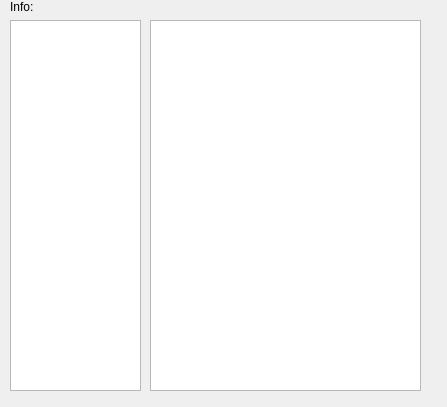
Above: ui/more_info.ui from LabNeuroCogDevel/LNCDschedule before the change. Below: the same form after it.
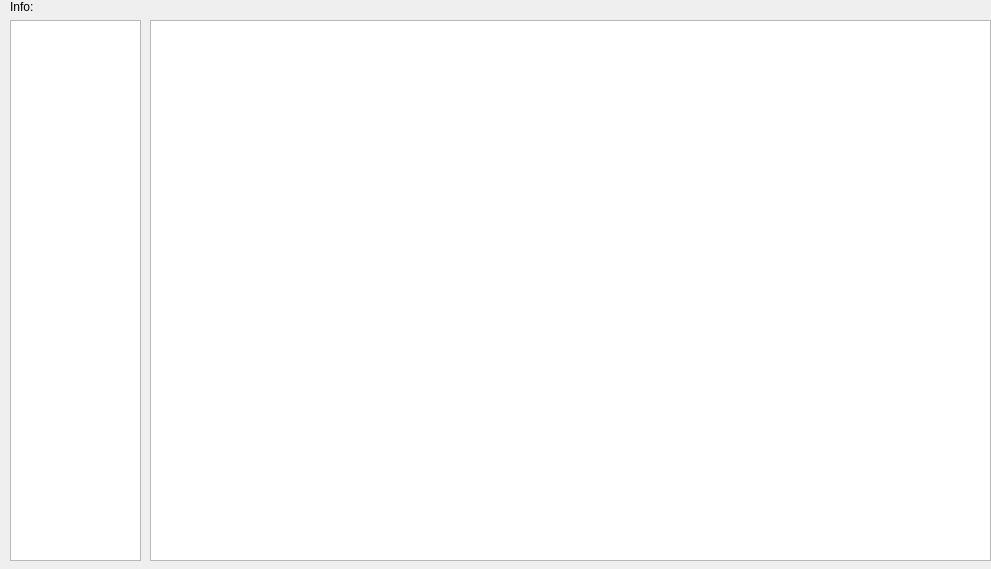
That is the form after the change.

Diff of the .ui file:
```diff
--- a/ui/more_info.ui
+++ b/ui/more_info.ui
@@ -6,8 +6,8 @@
    <rect>
     <x>0</x>
     <y>0</y>
-    <width>447</width>
-    <height>407</height>
+    <width>991</width>
+    <height>569</height>
    </rect>
   </property>
   <property name="windowTitle">
@@ -32,7 +32,7 @@
      <x>10</x>
      <y>20</y>
      <width>131</width>
-     <height>371</height>
+     <height>541</height>
     </rect>
    </property>
   </widget>
@@ -41,8 +41,8 @@
     <rect>
      <x>150</x>
      <y>20</y>
-     <width>271</width>
-     <height>371</height>
+     <width>841</width>
+     <height>541</height>
     </rect>
    </property>
   </widget>
```
